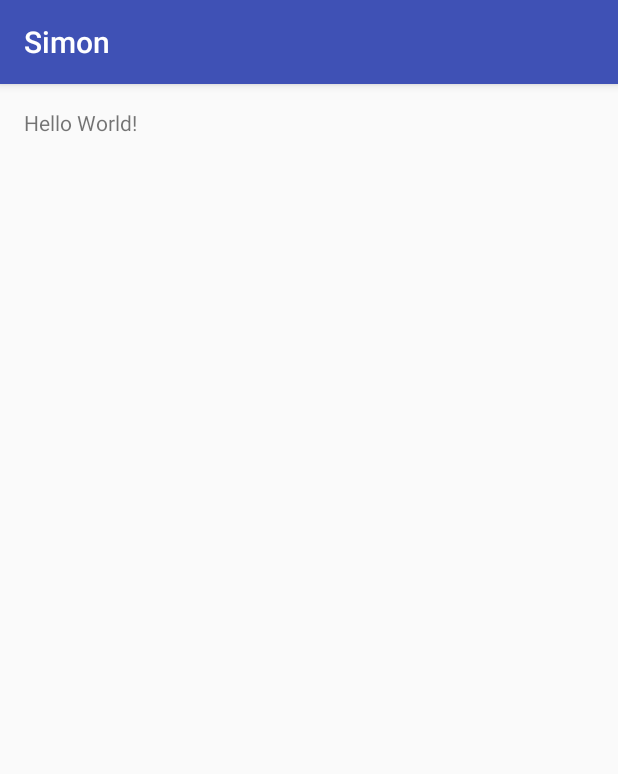
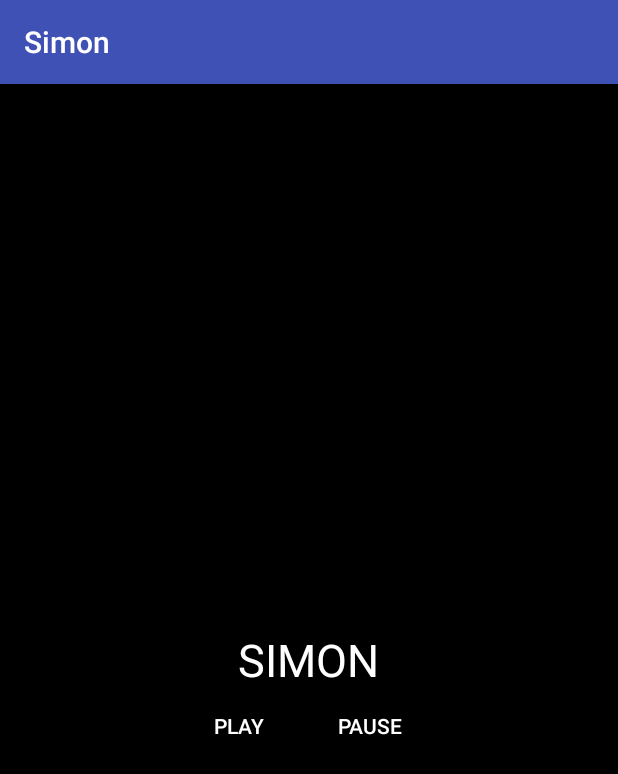
Before and after one commit to jcthom72/Simon, an Android app: the screen it shows after launch (MainActivity), on a phone screen of 412 x 824 dp. Shown: the top 774 px of the screen. Run offline under Robolectric (Android 15) with nearby library versions, the phone set to English and light mode, and no system bars.

Commit message:
added some mp3 files for game sound; added minor changes to layout

```diff
--- a/app/src/main/java/csci4020/shawnbickel_judsonthomas/assignment2/simon/MainActivity.java
+++ b/app/src/main/java/csci4020/shawnbickel_judsonthomas/assignment2/simon/MainActivity.java
@@ -1,7 +1,8 @@
 package csci4020.shawnbickel_judsonthomas.assignment2.simon;
 
+import android.os.Bundle;
 import android.support.v7.app.AppCompatActivity;
-import android.os.Bundle;
+import android.view.View;
 
 public class MainActivity extends AppCompatActivity {
 
@@ -9,5 +10,11 @@ public class MainActivity extends AppCompatActivity {
     protected void onCreate(Bundle savedInstanceState) {
         super.onCreate(savedInstanceState);
         setContentView(R.layout.activity_main);
+        findViewById(R.id.play_button).setOnClickListener(new View.OnClickListener(){
+            @Override
+            public void onClick(View v){
+
+            }
+        });
     }
 }
--- a/app/src/main/res/layout/activity_main.xml
+++ b/app/src/main/res/layout/activity_main.xml
@@ -1,17 +1,48 @@
 <?xml version="1.0" encoding="utf-8"?>
 <RelativeLayout xmlns:android="http://schemas.android.com/apk/res/android"
+    xmlns:app="http://schemas.android.com/apk/res-auto"
     xmlns:tools="http://schemas.android.com/tools"
     android:id="@+id/activity_main"
     android:layout_width="match_parent"
     android:layout_height="match_parent"
-    android:paddingBottom="@dimen/activity_vertical_margin"
-    android:paddingLeft="@dimen/activity_horizontal_margin"
-    android:paddingRight="@dimen/activity_horizontal_margin"
-    android:paddingTop="@dimen/activity_vertical_margin"
-    tools:context="csci4020.shawnbickel_judsonthomas.assignment2.simon.MainActivity">
+    tools:context="csci4020.shawnbickel_judsonthomas.assignment2.simon.MainActivity"
+    android:background="#000000">
 
     <TextView
+        android:text="SIMON"
         android:layout_width="wrap_content"
         android:layout_height="wrap_content"
-        android:text="Hello World!" />
+        android:id="@+id/SimonTevtView"
+        android:textColor="#ffffff"
+        android:textSize="30sp"
+        android:layout_centerVertical="true"
+        android:layout_centerHorizontal="true" />
+
+    <Button
+        android:text="Play"
+        android:layout_width="wrap_content"
+        android:layout_height="wrap_content"
+        android:layout_below="@+id/SimonTevtView"
+        android:layout_alignRight="@+id/SimonTevtView"
+        android:layout_alignEnd="@+id/SimonTevtView"
+        android:layout_marginRight="50dp"
+        android:layout_marginEnd="50dp"
+        android:id="@+id/play_button"
+        android:textColor="#ffffff"
+        android:background="#000000" />
+
+    <Button
+        android:text="Pause"
+        android:layout_width="wrap_content"
+        android:layout_height="wrap_content"
+        android:layout_below="@+id/SimonTevtView"
+        android:layout_alignLeft="@+id/SimonTevtView"
+        android:layout_alignStart="@+id/SimonTevtView"
+        android:layout_marginLeft="44dp"
+        android:layout_marginStart="44dp"
+        android:id="@+id/pause_button"
+        android:textColor="#ffffff"
+        android:background="#000000" />
+
+
 </RelativeLayout>
```
